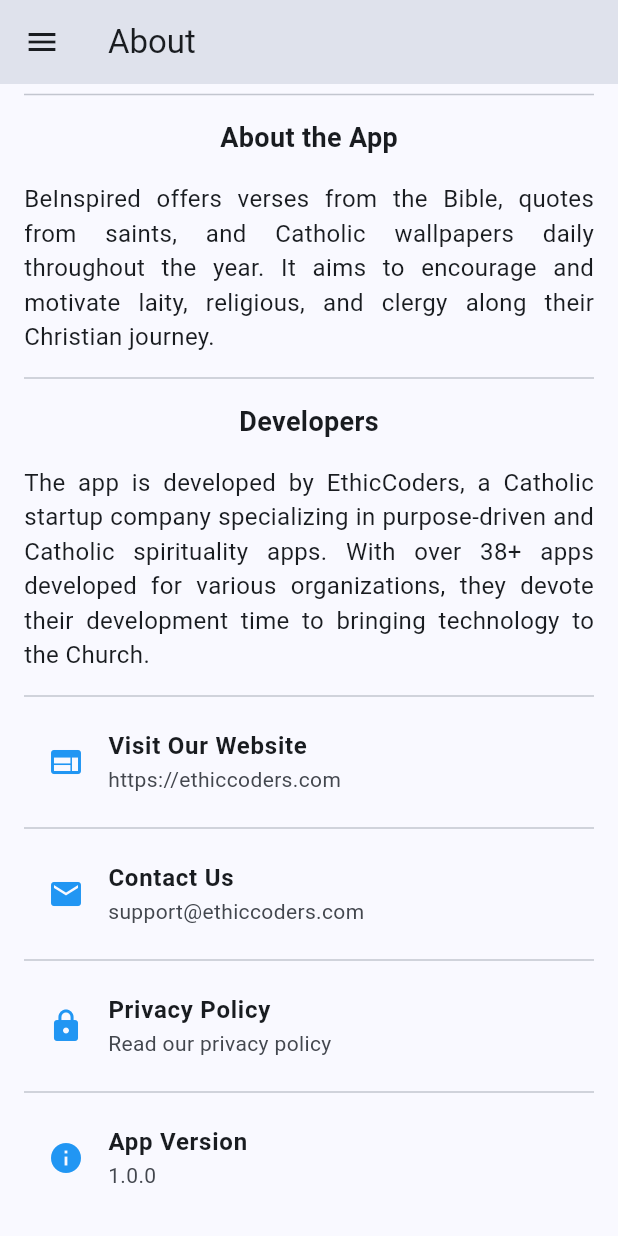
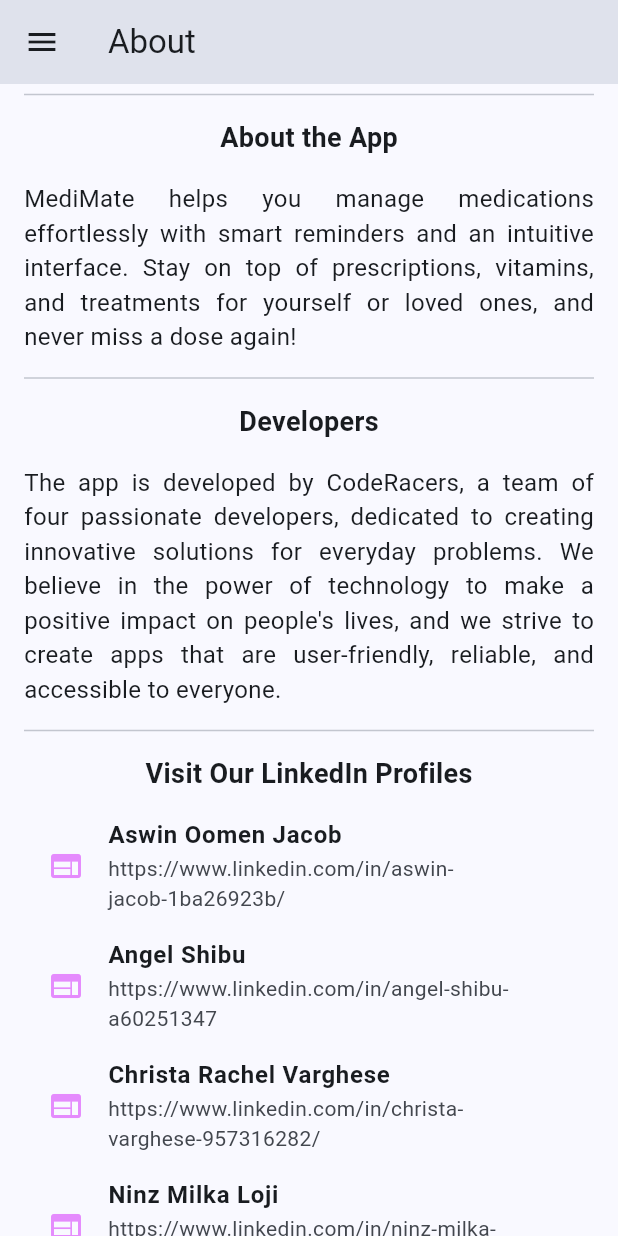
Before and after one commit to coderacing/GDG_2025, a Flutter app: the AboutPage screen opened directly, scrolled down 133 dp, on a phone screen of 412 x 824 dp. Run offline on Flutter 3.47's test engine with Material 3 defaults, Android fonts, the light colour scheme and no system bars; our stand-ins replace bloc, equatable, firebase_auth, firebase_core, flutter_bloc, get and 6 more; missing offline and left inert: fuzzywuzzy, google_mlkit_text_recognition, xml2json; accounts and stored records are empty.

Commit message:
About Page Pushed

```diff
--- a/medimate/lib/src/pesentation/about_page.dart
+++ b/medimate/lib/src/pesentation/about_page.dart
@@ -19,7 +19,7 @@
             children: [
               Center(
                 child: Image.asset(
-                  'assets/images/app_icon.png',
+                  'assets/images/app_logo.png',
                   width: 100,
                   height: 100,
                 ),
@@ -28,32 +28,51 @@
               const Divider(),
               _buildSectionTitle("About the App"),
               _buildParagraph(
-                  "BeInspired offers verses from the Bible, quotes from saints, and Catholic wallpapers daily throughout the year. It aims to encourage and motivate laity, religious, and clergy along their Christian journey."),
+                  "MediMate helps you manage medications effortlessly with smart reminders and an intuitive interface. Stay on top of prescriptions, vitamins, and treatments for yourself or loved ones, and never miss a dose again!"),
               const Divider(),
               _buildSectionTitle("Developers"),
               _buildParagraph(
-                  "The app is developed by EthicCoders, a Catholic startup company specializing in purpose-driven and Catholic spirituality apps. With over 38+ apps developed for various organizations, they devote their development time to bringing technology to the Church."),
+                  "The app is developed by CodeRacers, a team of four passionate developers, dedicated to creating innovative solutions for everyday problems. We believe in the power of technology to make a positive impact on people's lives, and we strive to create apps that are user-friendly, reliable, and accessible to everyone."),
               const Divider(),
+              _buildSectionTitle("Visit Our LinkedIn Profiles"),
               _buildListTile(
                 icon: Icons.web,
-                title: "Visit Our Website",
-                subtitle: "https://ethiccoders.com",
-                onTap: () => _launchURL("https://ethiccoders.com"),
+                title: "Aswin Oomen Jacob",
+                subtitle: "https://www.linkedin.com/in/aswin-jacob-1ba26923b/",
+                onTap: () => _launchURL("https://www.linkedin.com/in/aswin-jacob-1ba26923b/"),
+              ),
+              _buildListTile(
+                icon: Icons.web,
+                title: "Angel Shibu",
+                subtitle: "https://www.linkedin.com/in/angel-shibu-a60251347",
+                onTap: () => _launchURL("https://www.linkedin.com/in/angel-shibu-a60251347"),
+              ),
+              _buildListTile(
+                icon: Icons.web,
+                title: "Christa Rachel Varghese",
+                subtitle: "https://www.linkedin.com/in/christa-varghese-957316282/",
+                onTap: () => _launchURL("https://www.linkedin.com/in/christa-varghese-957316282/"),
+              ),
+              _buildListTile(
+                icon: Icons.web,
+                title: "Ninz Milka Loji",
+                subtitle: "https://www.linkedin.com/in/ninz-milka-loji-7a6154264",
+                onTap: () => _launchURL("https://www.linkedin.com/in/ninz-milka-loji-7a6154264"),
               ),
               const Divider(),
               _buildListTile(
                 icon: Icons.email,
                 title: "Contact Us",
-                subtitle: "support@ethiccoders.com",
-                onTap: () => _launchURL("mailto:support@ethiccoders.com"),
+                subtitle: "coderacers3@gmail.com",
+                onTap: () => _launchURL("mailto:coderacers3@gmail.com"),
               ),
-              const Divider(),
+              /*const Divider(),
               _buildListTile(
                 icon: Icons.lock,
                 title: "Privacy Policy",
                 subtitle: "Read our privacy policy",
                 onTap: () => _launchURL("https://ethiccoders.com/privacy"),
-              ),
+              ),*/
               const Divider(),
               _buildListTile(
                 icon: Icons.info,
@@ -96,7 +115,7 @@
     required VoidCallback onTap,
   }) {
     return ListTile(
-      leading: Icon(icon, color: Colors.blue),
+      leading: Icon(icon, color: const Color.fromARGB(255, 229, 139, 253)),
       title: Text(title, style: const TextStyle(fontWeight: FontWeight.bold)),
       subtitle: Text(subtitle),
       onTap: onTap,
@@ -104,10 +123,11 @@
   }
 
   void _launchURL(String url) async {
-    if (await canLaunch(url)) {
-      await launch(url);
-    } else {
-      throw 'Could not launch $url';
-    }
+  final Uri uri = Uri.parse(url);
+  if (await canLaunchUrl(uri)) {
+    await launchUrl(uri, mode: LaunchMode.externalApplication);
+  } else {
+    throw 'Could not launch $url';
   }
 }
+}
```
